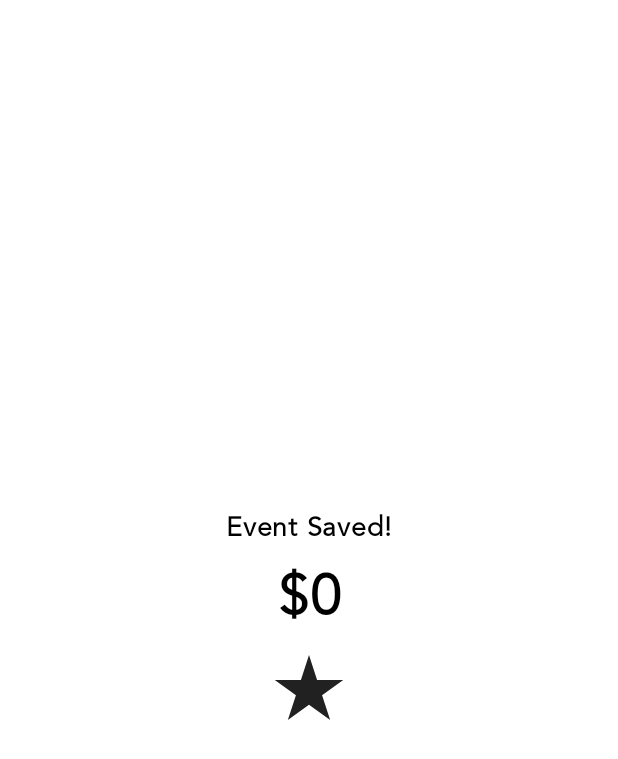
After one commit to Arakmmis/Event-Planner, an Android app built with Jetpack Compose: the composable TotalBudgetScreen called with empty values, on a phone screen of 412 x 824 dp. The commit adds this screen. Shown: the top 759 px of the screen. Run offline under Robolectric (Android 15) with nearby library versions, the phone set to English and light mode, and no system bars; network calls fail; 1 statement that could not run was skipped.

Commit message:
add: Total Budget Screen

```diff
--- a/app/src/main/java/task/swenson/eventplanner/presentation/MainActivity.kt
+++ b/app/src/main/java/task/swenson/eventplanner/presentation/MainActivity.kt
@@ -13,7 +13,7 @@ class MainActivity : ComponentActivity() {
         super.onCreate(savedInstanceState)
         setContent {
             EventsPlannerTheme {
-                EventsPlannerApp()
+                NavGraph()
             }
         }
     }
--- /dev/null
+++ b/app/src/main/java/task/swenson/eventplanner/presentation/screens/total_budget/TotalBudgetScreen.kt
@@ -0,0 +1,79 @@
+package task.swenson.eventplanner.presentation.screens.total_budget
+
+import androidx.compose.foundation.Canvas
+import androidx.compose.foundation.layout.Arrangement
+import androidx.compose.foundation.layout.Box
+import androidx.compose.foundation.layout.Column
+import androidx.compose.foundation.layout.fillMaxSize
+import androidx.compose.foundation.layout.fillMaxWidth
+import androidx.compose.foundation.layout.size
+import androidx.compose.material.Icon
+import androidx.compose.material.Text
+import androidx.compose.runtime.Composable
+import androidx.compose.ui.Alignment
+import androidx.compose.ui.Modifier
+import androidx.compose.ui.graphics.Color
+import androidx.compose.ui.res.painterResource
+import androidx.compose.ui.res.stringResource
+import androidx.compose.ui.text.font.FontWeight
+import androidx.compose.ui.text.style.TextAlign
+import androidx.compose.ui.tooling.preview.Preview
+import androidx.compose.ui.unit.dp
+import androidx.compose.ui.unit.sp
+import task.swenson.eventplanner.R
+
+@Composable
+fun TotalBudgetScreen(
+    budget: Int
+) {
+    Box(
+        modifier = Modifier.fillMaxSize()
+    ) {
+        Canvas(
+            modifier = Modifier.align(Alignment.Center)
+        ) {
+            drawCircle(color = Color.White, radius = 300f)
+        }
+
+        Column(
+            modifier = Modifier
+                .fillMaxWidth()
+                .align(Alignment.Center),
+            verticalArrangement = Arrangement.spacedBy(16.dp)
+        ) {
+            Text(
+                modifier = Modifier
+                    .align(Alignment.CenterHorizontally),
+                text = stringResource(R.string.event_saved),
+                fontSize = 18.sp,
+                fontWeight = FontWeight.Black,
+                color = Color.Black,
+                textAlign = TextAlign.Center
+            )
+
+            Text(
+                modifier = Modifier
+                    .align(Alignment.CenterHorizontally),
+                text = "$$budget",
+                fontSize = 37.sp,
+                fontWeight = FontWeight.Black,
+                color = Color.Black,
+                textAlign = TextAlign.Center
+            )
+
+            Icon(
+                modifier = Modifier
+                    .size(48.dp)
+                    .align(Alignment.CenterHorizontally),
+                painter = painterResource(id = R.drawable.ic_star),
+                contentDescription = null,
+            )
+        }
+    }
+}
+
+@Preview
+@Composable
+fun TotalBudgetScreenPreview() {
+    TotalBudgetScreen(budget = 10000)
+}
--- /dev/null
+++ b/app/src/main/res/drawable/ic_star.xml
@@ -0,0 +1,9 @@
+<vector xmlns:android="http://schemas.android.com/apk/res/android"
+    android:width="40dp"
+    android:height="37dp"
+    android:viewportWidth="40"
+    android:viewportHeight="37">
+  <path
+      android:pathData="M20,0L24.49,13.82H39.021L27.265,22.361L31.756,36.18L20,27.639L8.244,36.18L12.735,22.361L0.979,13.82H15.51L20,0Z"
+      android:fillColor="#000000"/>
+</vector>
--- a/app/src/main/res/values/strings.xml
+++ b/app/src/main/res/values/strings.xml
@@ -6,4 +6,5 @@
     <string name="title_event_builder">Event Builder</string>
     <string name="subtitle_event_builder">Add to your event to view our cost estimate.</string>
     <string name="btn_save">Save</string>
+    <string name="event_saved">Event Saved!</string>
 </resources>
```
Also changed, not shown: app/src/main/java/task/swenson/eventplanner/presentation/EventsPlanner.kt (deleted, +0 -28 lines), app/src/main/java/task/swenson/eventplanner/presentation/NavGraph.kt (added, +53 -0 lines), app/src/main/java/task/swenson/eventplanner/presentation/screens/builder/BuilderScreen.kt (+13 -5 lines).
